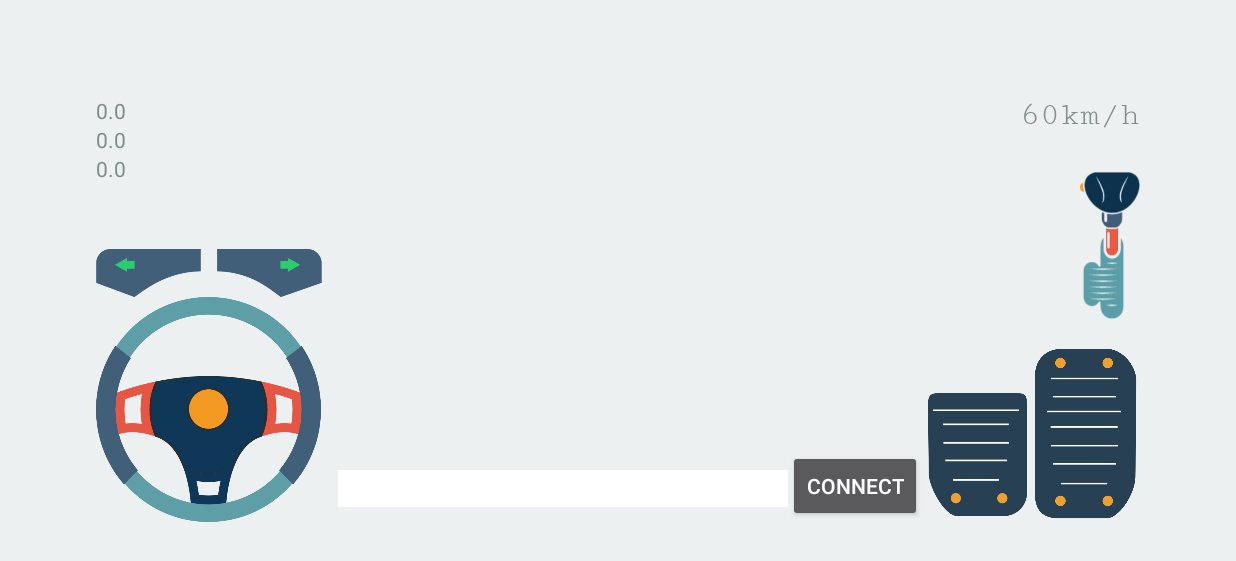
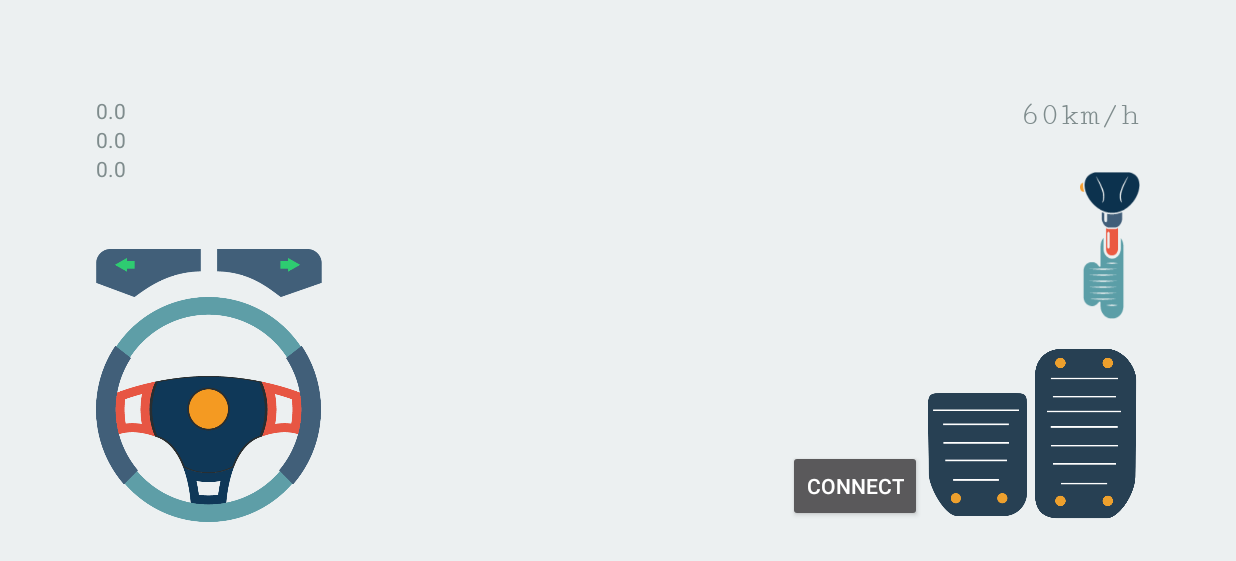
Before and after one commit to baoanhgleez/MEx, an Android app: the screen it shows after launch (MainActivity), on a phone screen of 824 x 412 dp (held sideways). Shown: the top 561 px of the screen. Run offline under Robolectric (Android 15) with nearby library versions, the phone set to English and light mode, and no system bars; libraries missing offline, so code that uses them is left out: com.google.vr.sdk; 2 statements that could not run were skipped.

Commit message:
Update android app
Fix một số lỗi.

```diff
--- a/User/PhongDC/MiniExplorer/app/build.gradle
+++ b/User/PhongDC/MiniExplorer/app/build.gradle
@@ -27,7 +27,7 @@ dependencies {
     compile 'com.android.support:appcompat-v7:25.1.1'
     testCompile 'junit:junit:4.12'
     compile 'com.google.vr:sdk-base:1.10.0'
-    compile ('com.github.nkzawa:socket.io-client:0.3.0') {
-        exclude group: 'org.json', module: 'json'
-    }
+//    compile ('com.github.nkzawa:socket.io-client:0.3.0') {
+//        exclude group: 'org.json', module: 'json'
+//    }
 }
--- a/User/PhongDC/MiniExplorer/app/src/main/res/layout/activity_main.xml
+++ b/User/PhongDC/MiniExplorer/app/src/main/res/layout/activity_main.xml
@@ -78,15 +78,6 @@
             android:layout_alignParentRight="true"
             android:layout_marginBottom="20dp"/>
 
-        <EditText
-            android:layout_width="300dp"
-            android:layout_height="wrap_content"
-            android:background="@android:color/white"
-            android:layout_toLeftOf="@+id/btnConnect"
-            android:textColor="@android:color/black"
-            android:layout_alignParentBottom="true"
-            android:id="@+id/edtAddress"
-            android:layout_marginBottom="10dp"/>
         <Button
             android:layout_width="wrap_content"
             android:layout_height="wrap_content"
```
Also changed, not shown: User/PhongDC/MiniExplorer/app/src/main/java/com/android/miniexplorer/MainActivity.java (+63 -22 lines).
